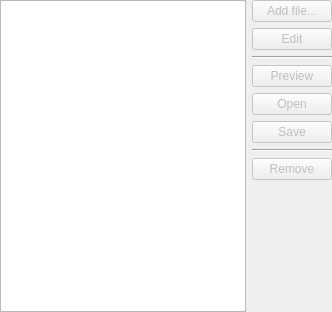
keepassxreboot/keepassxc, file src/gui/entry/EntryAttachmentsWidget.ui: the form before one commit.
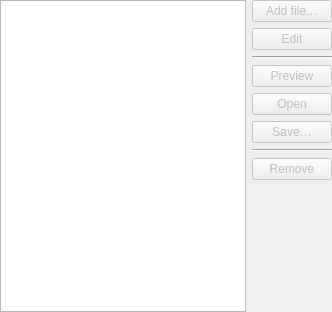
The form after the commit.

Commit message: Refactor attachment handling and improve UI text clarity in dialogs and widgets

```diff
--- a/src/gui/entry/EntryAttachmentsWidget.ui
+++ b/src/gui/entry/EntryAttachmentsWidget.ui
@@ -69,7 +69,7 @@
          <string>Add new attachment</string>
         </property>
         <property name="text">
-         <string>Add file...</string>
+         <string>Add file…</string>
         </property>
        </widget>
       </item>
@@ -122,7 +122,7 @@
          <string>Save selected attachment to disk</string>
         </property>
         <property name="text">
-         <string>Save</string>
+         <string>Save…</string>
         </property>
        </widget>
       </item>
```
The commit also changes 5 other files.
